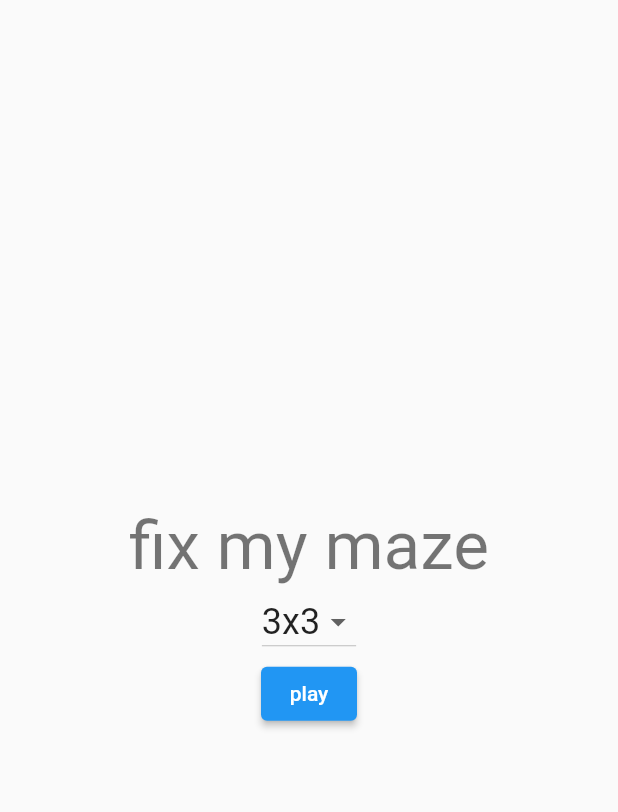
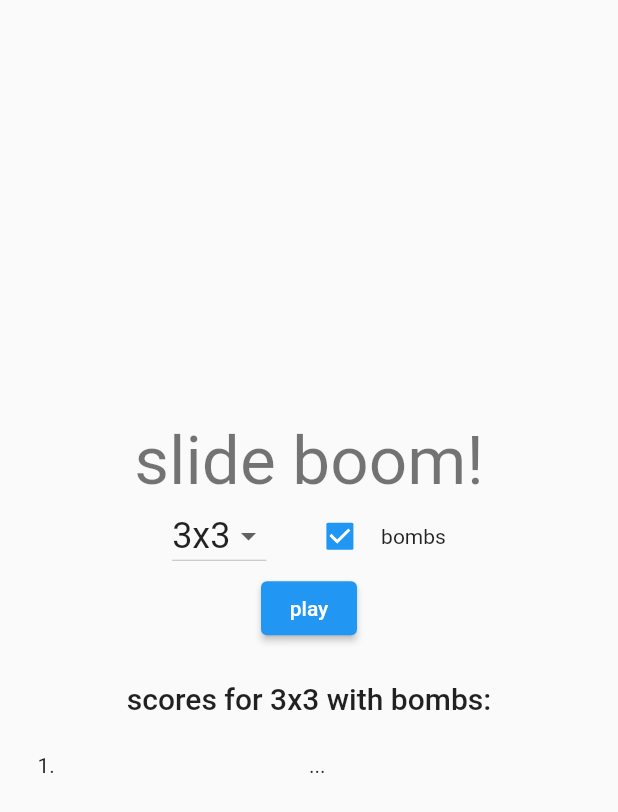
Before and after one commit to joscha0/slideboom, a Flutter app: the screen it shows after launch, on a phone screen of 412 x 824 dp. Shown: the top 812 px of the screen. Run offline on Flutter 3.47's test engine with Material 2 defaults, Android fonts, the phone set to English and light mode, and no system bars; our stand-ins replace get.

Commit message:
add bomb setting

```diff
--- a/lib/pages/home/home_controller.dart
+++ b/lib/pages/home/home_controller.dart
@@ -3,6 +3,7 @@ import 'package:get/get.dart';
 
 class HomeController extends GetxController {
   RxString dropDownValue = '3x3'.obs;
+  RxBool checkboxValue = true.obs;
 
   Map<String, int> modes = {
     '2x2': 2,
@@ -20,4 +21,8 @@ class HomeController extends GetxController {
   void startGame() {
     Get.to(const GamePage(), arguments: modes[dropDownValue.value]);
   }
+
+  void changeCheckbox(bool? value) {
+    checkboxValue.value = value ?? true;
+  }
 }
--- a/lib/pages/home/home_page.dart
+++ b/lib/pages/home/home_page.dart
@@ -24,22 +24,52 @@ class HomePage extends GetView<HomeController> {
                         width: double.infinity,
                       ),
                       Text(
-                        'fix my maze',
+                        'slide boom!',
                         style: Get.textTheme.headline3,
                       ),
+                      Row(
+                        mainAxisAlignment: MainAxisAlignment.center,
+                        children: [
                           DropdownButton(
                               value: c.dropDownValue.value,
                               style: Get.textTheme.headline5,
-                          items: c.modes.keys
-                              .map<DropdownMenuItem<String>>((String value) {
+                              items: c.modes.keys.map<DropdownMenuItem<String>>(
+                                  (String value) {
                                 return DropdownMenuItem<String>(
                                   value: value,
                                   child: Text(value),
                                 );
                               }).toList(),
                               onChanged: c.onChanged),
+                          const SizedBox(
+                            width: 25,
+                          ),
+                          Checkbox(
+                              value: c.checkboxValue.value,
+                              onChanged: c.changeCheckbox),
+                          Text('${c.checkboxValue.value ? "" : "no"} bombs')
+                        ],
+                      ),
                       ElevatedButton(
-                          onPressed: c.startGame, child: const Text('play'))
+                          onPressed: c.startGame, child: const Text('play')),
+                      const SizedBox(
+                        height: 25,
+                      ),
+                      Text(
+                        'scores for ${c.dropDownValue.value}${c.checkboxValue.value ? " with bombs" : ""}:',
+                        style: Get.textTheme.headline6,
+                      ),
+                      Container(
+                        padding: const EdgeInsets.all(25),
+                        child: Table(
+                          children: const [
+                            TableRow(children: [
+                              Text('1.'),
+                              Text('...'),
+                            ])
+                          ],
+                        ),
+                      ),
                     ],
                   );
                 })));
```
Lines whose indentation alone changed are shown as unchanged.
